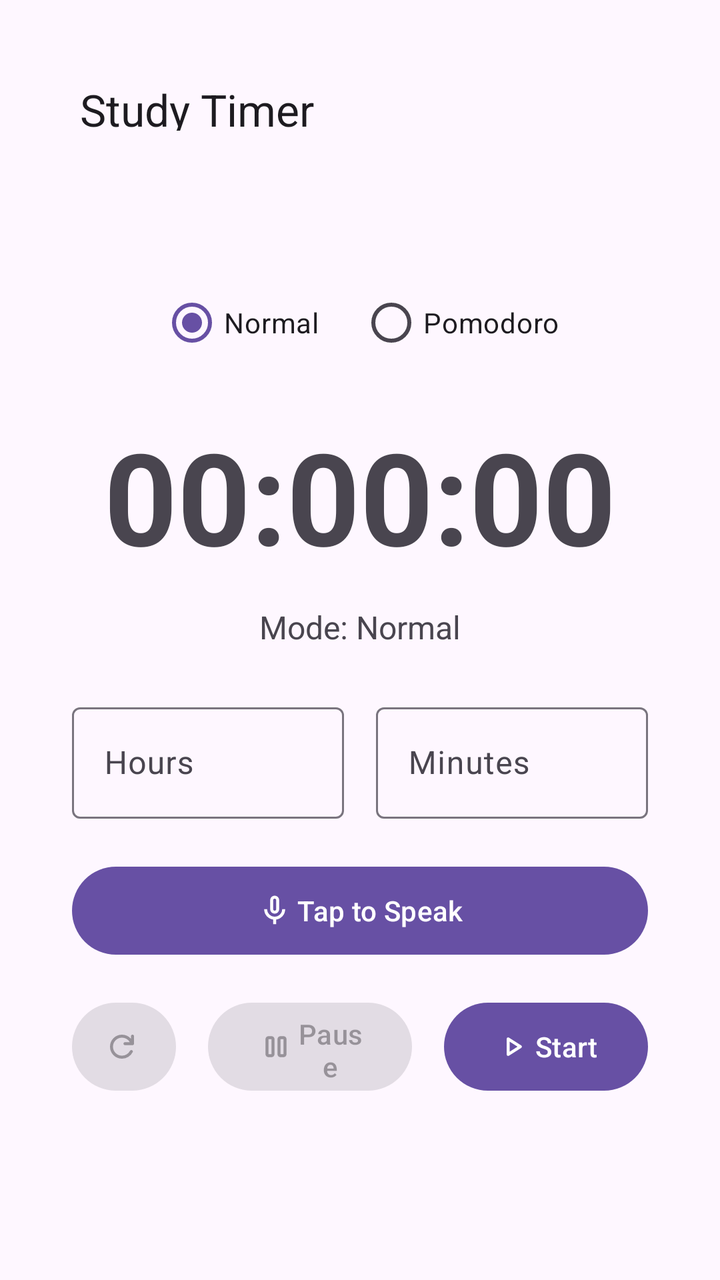
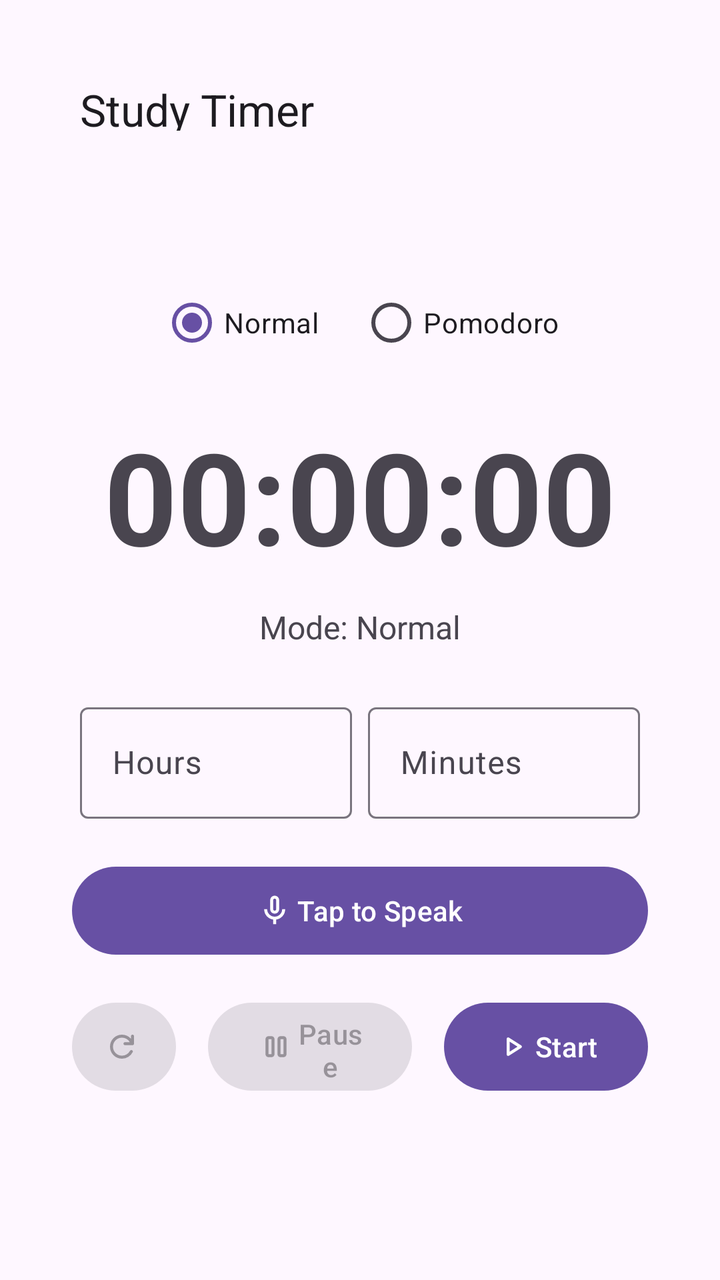

Two renders of the same Android screen: before a commit and after it. Below are the layout's source before the change and the commit's diff.
<!-- AndroidManifest.xml: application theme Theme.SmartStudyTimer -->
<!-- res/layout/fragment_home.xml -->
<?xml version="1.0" encoding="utf-8"?>
<LinearLayout xmlns:android="http://schemas.android.com/apk/res/android"
    xmlns:app="http://schemas.android.com/apk/res-auto"
    android:layout_width="match_parent"
    android:layout_height="match_parent"
    android:orientation="vertical">

    
    <com.google.android.material.appbar.MaterialToolbar
        android:id="@+id/topAppBar"
        android:layout_width="match_parent"
        android:layout_height="wrap_content"
        android:padding="36dp"
        app:title="Study Timer" />

    
    <ScrollView
        android:layout_width="match_parent"
        android:layout_height="0dp"
        android:layout_weight="1">

        
        <LinearLayout
            android:id="@+id/homeContainer"
            android:layout_width="match_parent"
            android:layout_height="wrap_content"
            android:orientation="vertical"
            android:padding="36dp"
            android:gravity="top|center_horizontal">

            
            <RadioGroup
                android:id="@+id/radioGroupMode"
                android:layout_width="wrap_content"
                android:layout_height="wrap_content"
                android:orientation="horizontal"
                android:layout_marginBottom="20dp">

                <RadioButton
                    android:id="@+id/radioNormal"
                    android:layout_width="wrap_content"
                    android:layout_height="wrap_content"
                    android:text="Normal"
                    android:checked="true" />

                <RadioButton
                    android:id="@+id/radioPomodoro"
                    android:layout_width="wrap_content"
                    android:layout_height="wrap_content"
                    android:text="Pomodoro"
                    android:layout_marginStart="20dp" />
            </RadioGroup>

            
            <TextView
                android:id="@+id/tvTimer"
                android:layout_width="wrap_content"
                android:layout_height="wrap_content"
                android:text="00:00:00"
                android:textSize="64sp"
                android:textStyle="bold"
                android:layout_marginBottom="12dp" />

            
            <TextView
                android:id="@+id/tvStatus"
                android:layout_width="wrap_content"
                android:layout_height="wrap_content"
                android:text="Mode: Normal"
                android:textSize="16sp"
                android:layout_marginBottom="24dp" />

            
            <LinearLayout
                android:id="@+id/layoutTimeInput"
                android:layout_width="match_parent"
                android:layout_height="wrap_content"
                android:orientation="horizontal"
                android:gravity="center"
                android:layout_marginBottom="20dp">

                
                <LinearLayout
                    android:id="@+id/layoutHoursInput"
                    android:layout_width="0dp"
                    android:layout_height="wrap_content"
                    android:layout_weight="1"
                    android:orientation="vertical"
                    android:layout_marginEnd="8dp">

                    <com.google.android.material.textfield.TextInputLayout
                        style="@style/Widget.Material3.TextInputLayout.OutlinedBox"
                        android:layout_width="match_parent"
                        android:layout_height="wrap_content">

                        <com.google.android.material.textfield.TextInputEditText
                            android:id="@+id/inputHours"
                            android:layout_width="match_parent"
                            android:layout_height="wrap_content"
                            android:hint="Hours"
                            android:inputType="number" />

                    </com.google.android.material.textfield.TextInputLayout>
                </LinearLayout>

                
                <LinearLayout
                    android:layout_width="0dp"
                    android:layout_height="wrap_content"
                    android:layout_weight="1"
                    android:orientation="vertical"
                    android:layout_marginStart="8dp">

                    <com.google.android.material.textfield.TextInputLayout
                        style="@style/Widget.Material3.TextInputLayout.OutlinedBox"
                        android:layout_width="match_parent"
                        android:layout_height="wrap_content">

                        <com.google.android.material.textfield.TextInputEditText
                            android:id="@+id/inputMinutes"
                            android:layout_width="match_parent"
                            android:layout_height="wrap_content"
                            android:hint="Minutes"
                            android:inputType="number" />

                    </com.google.android.material.textfield.TextInputLayout>
                </LinearLayout>
            </LinearLayout>

            
            <LinearLayout
                android:id="@+id/layoutPomodoroOptions"
                android:layout_width="match_parent"
                android:layout_height="wrap_content"
                android:orientation="vertical"
                android:visibility="gone"
                android:layout_marginBottom="20dp">

                <TextView
                    android:layout_width="wrap_content"
                    android:layout_height="wrap_content"
                    android:text="Pomodoro Rounds" />

                <EditText
                    android:id="@+id/inputRounds"
                    android:layout_width="match_parent"
                    android:layout_height="wrap_content"
                    android:inputType="number"
                    android:hint="1" />

                <TextView
                    android:layout_width="wrap_content"
                    android:layout_height="wrap_content"
                    android:text="Distraction Limit (max 5)"
                    android:layout_marginTop="12dp" />

                <EditText
                    android:id="@+id/inputDistractionLimit"
                    android:layout_width="match_parent"
                    android:layout_height="wrap_content"
                    android:inputType="number"
                    android:hint="3" />
            </LinearLayout>

            
            <Button
                android:id="@+id/btnVoiceCommand"
                style="@style/Widget.Material3.Button"
                android:layout_width="match_parent"
                android:layout_height="52dp"
                android:text="Tap to Speak"
                android:layout_marginBottom="16dp"
                app:icon="@drawable/ic_mic"
                app:iconPadding="2dp"
                app:iconGravity="textStart"
                app:iconTint="@color/icon_tint" />

            
            <LinearLayout
                android:layout_width="match_parent"
                android:layout_height="wrap_content"
                android:orientation="horizontal"
                android:gravity="center">

                <Button
                    android:id="@+id/btnReset"
                    style="@style/Widget.Material3.Button"
                    android:layout_width="52dp"
                    android:layout_height="52dp"
                    android:enabled="false"
                    android:layout_marginEnd="8dp"
                    app:icon="@drawable/ic_reset"
                    app:iconPadding="2dp"
                    app:iconGravity="textStart"
                    app:iconTint="@color/icon_tint" />

                <Button
                    android:id="@+id/btnPause"
                    style="@style/Widget.Material3.Button"
                    android:layout_width="0dp"
                    android:layout_height="52dp"
                    android:layout_weight="1"
                    android:text="Pause"
                    android:enabled="false"
                    android:layout_marginStart="8dp"
                    android:layout_marginEnd="8dp"
                    app:icon="@drawable/ic_pause"
                    app:iconPadding="2dp"
                    app:iconGravity="textStart"
                    app:iconTint="@color/icon_tint" />

                <Button
                    android:id="@+id/btnStart"
                    style="@style/Widget.Material3.Button"
                    android:layout_width="0dp"
                    android:layout_height="52dp"
                    android:layout_weight="1"
                    android:text="Start"
                    android:layout_marginStart="8dp"
                    app:icon="@drawable/ic_play"
                    app:iconPadding="2dp"
                    app:iconGravity="textStart"
                    app:iconTint="@color/icon_tint" />
            </LinearLayout>

        </LinearLayout>
    </ScrollView>

</LinearLayout>
<!-- resources referenced by this layout -->
<resources>
  <!-- drawable ic_mic (drawable) -->
  <vector xmlns:android="http://schemas.android.com/apk/res/android"
      android:width="24dp"
      android:height="24dp"
      android:viewportWidth="960"
      android:viewportHeight="960">
    <path
        android:pathData="M395,525q-35,-35 -35,-85v-240q0,-50 35,-85t85,-35q50,0 85,35t35,85v240q0,50 -35,85t-85,35q-50,0 -85,-35ZM480,320ZM440,840v-123q-104,-14 -172,-93t-68,-184h80q0,83 58.5,141.5T480,640q83,0 141.5,-58.5T680,440h80q0,105 -68,184t-172,93v123h-80ZM508.5,468.5Q520,457 520,440v-240q0,-17 -11.5,-28.5T480,160q-17,0 -28.5,11.5T440,200v240q0,17 11.5,28.5T480,480q17,0 28.5,-11.5Z"
        android:fillColor="#ffffff"/>
  </vector>
  <!-- drawable ic_pause (drawable) -->
  <vector xmlns:android="http://schemas.android.com/apk/res/android"
      android:width="24dp"
      android:height="24dp"
      android:viewportWidth="960"
      android:viewportHeight="960">
    <path
        android:pathData="M600,760q-33,0 -56.5,-23.5T520,680v-400q0,-33 23.5,-56.5T600,200h80q33,0 56.5,23.5T760,280v400q0,33 -23.5,56.5T680,760h-80ZM280,760q-33,0 -56.5,-23.5T200,680v-400q0,-33 23.5,-56.5T280,200h80q33,0 56.5,23.5T440,280v400q0,33 -23.5,56.5T360,760h-80ZM600,680h80v-400h-80v400ZM280,680h80v-400h-80v400ZM280,280v400,-400ZM600,280v400,-400Z"
        android:fillColor="#ffffff"/>
  </vector>
  <!-- drawable ic_play (drawable) -->
  <vector xmlns:android="http://schemas.android.com/apk/res/android"
      android:width="24dp"
      android:height="24dp"
      android:viewportWidth="960"
      android:viewportHeight="960">
    <path
        android:pathData="M320,687v-414q0,-17 12,-28.5t28,-11.5q5,0 10.5,1.5T381,239l326,207q9,6 13.5,15t4.5,19q0,10 -4.5,19T707,514L381,721q-5,3 -10.5,4.5T360,727q-16,0 -28,-11.5T320,687ZM400,480ZM400,614 L610,480 400,346v268Z"
        android:fillColor="#ffffff"/>
  </vector>
  <!-- drawable ic_reset (drawable) -->
  <vector xmlns:android="http://schemas.android.com/apk/res/android"
      android:width="24dp"
      android:height="24dp"
      android:viewportWidth="960"
      android:viewportHeight="960">
    <path
        android:pathData="M480,800q-134,0 -227,-93t-93,-227q0,-134 93,-227t227,-93q69,0 132,28.5T720,270v-70q0,-17 11.5,-28.5T760,160q17,0 28.5,11.5T800,200v200q0,17 -11.5,28.5T760,440L560,440q-17,0 -28.5,-11.5T520,400q0,-17 11.5,-28.5T560,360h128q-32,-56 -87.5,-88T480,240q-100,0 -170,70t-70,170q0,100 70,170t170,70q68,0 124.5,-34.5T692,593q8,-14 22.5,-19.5t29.5,-0.5q16,5 23,21t-1,30q-41,80 -117,128t-169,48Z"
        android:fillColor="#ffffff"/>
  </vector>
  <style name="Theme.SmartStudyTimer" parent="Theme.Material3.DayNight.NoActionBar">
          <item name="android:statusBarColor">@android:color/transparent</item>
          <item name="android:windowLightStatusBar">true</item>
      </style>
</resources>

<!-- the commit's change to res/layout/fragment_home.xml (unified diff, before → after) -->
@@ -1,6 +1,7 @@
 <?xml version="1.0" encoding="utf-8"?>
 <LinearLayout xmlns:android="http://schemas.android.com/apk/res/android"
     xmlns:app="http://schemas.android.com/apk/res-auto"
+    android:id="@+id/rootLayout"
     android:layout_width="match_parent"
     android:layout_height="match_parent"
     android:orientation="vertical">
@@ -86,7 +87,8 @@
                     android:layout_height="wrap_content"
                     android:layout_weight="1"
                     android:orientation="vertical"
-                    android:layout_marginEnd="8dp">
+                    android:layout_marginStart="4dp"
+                    android:layout_marginEnd="4dp">
 
                     <com.google.android.material.textfield.TextInputLayout
                         style="@style/Widget.Material3.TextInputLayout.OutlinedBox"
@@ -109,7 +111,8 @@
                     android:layout_height="wrap_content"
                     android:layout_weight="1"
                     android:orientation="vertical"
-                    android:layout_marginStart="8dp">
+                    android:layout_marginStart="4dp"
+                    android:layout_marginEnd="4dp">
 
                     <com.google.android.material.textfield.TextInputLayout
                         style="@style/Widget.Material3.TextInputLayout.OutlinedBox"
@@ -134,19 +137,28 @@
                 android:layout_height="wrap_content"
                 android:orientation="vertical"
                 android:visibility="gone"
-                android:layout_marginBottom="20dp">
+                android:layout_marginBottom="20dp"
+                android:layout_marginStart="4dp"
+                android:layout_marginEnd="4dp">
 
                 <TextView
                     android:layout_width="wrap_content"
                     android:layout_height="wrap_content"
                     android:text="Pomodoro Rounds" />
 
-                <EditText
-                    android:id="@+id/inputRounds"
+                <com.google.android.material.textfield.TextInputLayout
+                    style="@style/Widget.Material3.TextInputLayout.OutlinedBox"
                     android:layout_width="match_parent"
-                    android:layout_height="wrap_content"
-                    android:inputType="number"
-                    android:hint="1" />
+                    android:layout_height="wrap_content">
+
+                    <com.google.android.material.textfield.TextInputEditText
+                        android:id="@+id/inputRounds"
+                        android:layout_width="match_parent"
+                        android:layout_height="wrap_content"
+                        android:inputType="number"
+                        android:hint="1" />
+
+                </com.google.android.material.textfield.TextInputLayout>
 
                 <TextView
                     android:layout_width="wrap_content"
@@ -154,12 +166,20 @@
                     android:text="Distraction Limit (max 5)"
                     android:layout_marginTop="12dp" />
 
-                <EditText
-                    android:id="@+id/inputDistractionLimit"
+                <com.google.android.material.textfield.TextInputLayout
+                    style="@style/Widget.Material3.TextInputLayout.OutlinedBox"
                     android:layout_width="match_parent"
-                    android:layout_height="wrap_content"
-                    android:inputType="number"
-                    android:hint="3" />
+                    android:layout_height="wrap_content">
+
+                    <com.google.android.material.textfield.TextInputEditText
+                        android:id="@+id/inputDistractionLimit"
+                        android:layout_width="match_parent"
+                        android:layout_height="wrap_content"
+                        android:inputType="number"
+                        android:hint="3" />
+
+                </com.google.android.material.textfield.TextInputLayout>
+
             </LinearLayout>
 
             
